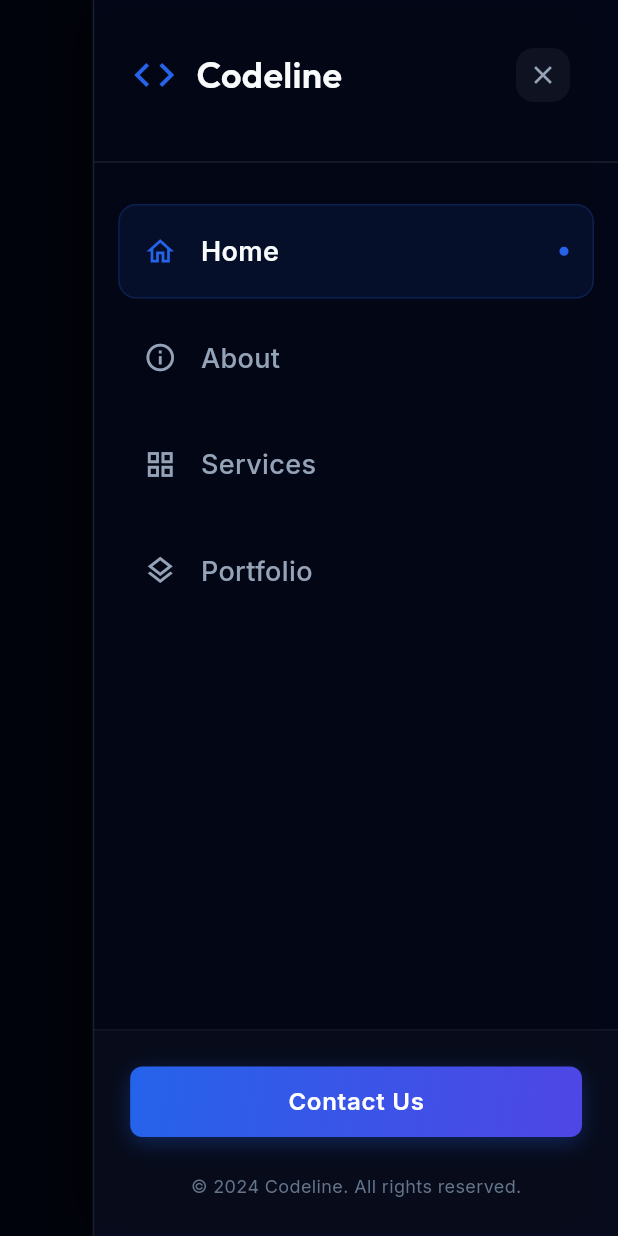
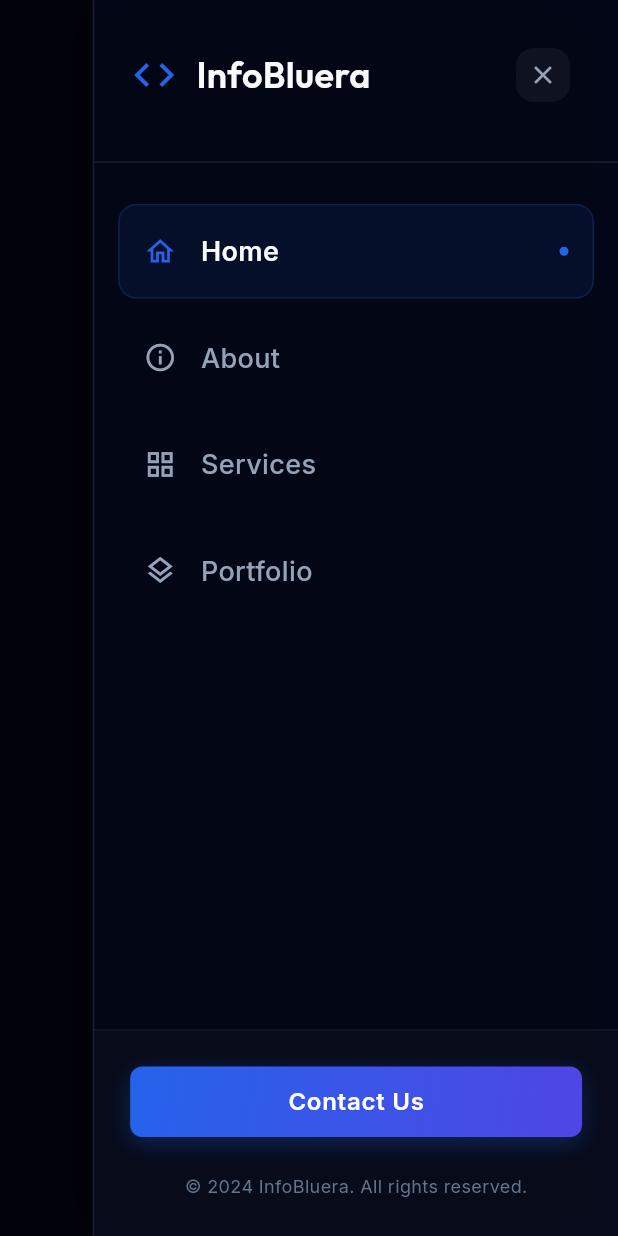
Before and after one commit to InfoBluera/InfoBluera, a Flutter app: the MobileDrawer widget shown alone on an empty page, opened directly, on a phone screen of 412 x 824 dp. Run offline on Flutter 3.47's test engine with Material 3 defaults, Android fonts, the phone set to English and light mode, and no system bars; our stand-ins replace flutter_animate, font_awesome_flutter, google_fonts, visibility_detector; network calls fail.

Commit message:
replce codeline to InfoBluera

```diff
--- a/lib/main.dart
+++ b/lib/main.dart
@@ -1,13 +1,13 @@
-import 'package:code_line/src/constants/app_constants.dart';
-import 'package:code_line/src/features/home/presentation/home_screen.dart';
+import 'package:infobluera/src/constants/app_constants.dart';
+import 'package:infobluera/src/features/home/presentation/home_screen.dart';
 import 'package:flutter/material.dart';
 
 void main() {
-  runApp(const CodelineApp());
+  runApp(const InfoBlureWeb());
 }
 
-class CodelineApp extends StatelessWidget {
-  const CodelineApp({super.key});
+class InfoBlureWeb extends StatelessWidget {
+  const InfoBlureWeb({super.key});
 
   @override
   Widget build(BuildContext context) {
--- a/lib/src/common_widgets/glass_container.dart
+++ b/lib/src/common_widgets/glass_container.dart
@@ -1,6 +1,6 @@
 import 'dart:ui';
 
-import 'package:code_line/src/constants/app_constants.dart';
+import 'package:infobluera/src/constants/app_constants.dart';
 import 'package:flutter/material.dart';
 
 class GlassContainer extends StatelessWidget {
--- a/lib/src/common_widgets/gradient_button.dart
+++ b/lib/src/common_widgets/gradient_button.dart
@@ -1,5 +1,5 @@
 import 'package:flutter/material.dart';
-import 'package:code_line/src/constants/app_constants.dart';
+import 'package:infobluera/src/constants/app_constants.dart';
 
 class GradientButton extends StatelessWidget {
   final String text;
--- a/lib/src/common_widgets/responsive_wrapper.dart
+++ b/lib/src/common_widgets/responsive_wrapper.dart
@@ -1,5 +1,5 @@
 import 'package:flutter/material.dart';
-import 'package:code_line/src/constants/app_constants.dart';
+import 'package:infobluera/src/constants/app_constants.dart';
 
 class ResponsiveWrapper extends StatelessWidget {
   final Widget child;
--- a/lib/src/common_widgets/standard_excellence_card.dart
+++ b/lib/src/common_widgets/standard_excellence_card.dart
@@ -1,7 +1,7 @@
 import 'package:flutter/material.dart';
-import 'package:code_line/src/constants/app_constants.dart';
-import 'package:code_line/src/common_widgets/glass_container.dart';
-import 'package:code_line/src/common_widgets/responsive_wrapper.dart';
+import 'package:infobluera/src/constants/app_constants.dart';
+import 'package:infobluera/src/common_widgets/glass_container.dart';
+import 'package:infobluera/src/common_widgets/responsive_wrapper.dart';
 import 'package:flutter_animate/flutter_animate.dart';
 
 class StandardExcellenceCard extends StatelessWidget {
--- a/lib/src/features/home/presentation/widgets/about_us_section.dart
+++ b/lib/src/features/home/presentation/widgets/about_us_section.dart
@@ -1,6 +1,6 @@
-import 'package:code_line/src/common_widgets/glass_container.dart';
-import 'package:code_line/src/common_widgets/responsive_wrapper.dart';
-import 'package:code_line/src/constants/app_constants.dart';
+import 'package:infobluera/src/common_widgets/glass_container.dart';
+import 'package:infobluera/src/common_widgets/responsive_wrapper.dart';
+import 'package:infobluera/src/constants/app_constants.dart';
 import 'package:flutter/material.dart';
 import 'package:flutter_animate/flutter_animate.dart';
 
--- a/lib/src/features/home/presentation/widgets/footer_section.dart
+++ b/lib/src/features/home/presentation/widgets/footer_section.dart
@@ -1,10 +1,10 @@
 import 'dart:developer';
 import 'dart:ui';
 
-import 'package:code_line/src/common_widgets/glass_container.dart';
-import 'package:code_line/src/common_widgets/gradient_button.dart';
-import 'package:code_line/src/common_widgets/responsive_wrapper.dart';
-import 'package:code_line/src/constants/app_constants.dart';
+import 'package:infobluera/src/common_widgets/glass_container.dart';
+import 'package:infobluera/src/common_widgets/gradient_button.dart';
+import 'package:infobluera/src/common_widgets/responsive_wrapper.dart';
+import 'package:infobluera/src/constants/app_constants.dart';
 import 'package:flutter/material.dart';
 import 'package:flutter_animate/flutter_animate.dart';
 import 'package:font_awesome_flutter/font_awesome_flutter.dart';
@@ -169,7 +169,7 @@ class _FooterSectionState extends State<FooterSection> {
                     crossAxisAlignment: WrapCrossAlignment.center,
                     children: [
                       Text(
-                        '© 2026 Codeline. All rights reserved.',
+                        '© 2026 InfoBluera. All rights reserved.',
                         style: AppTextStyle.caption.copyWith(
                           color: AppColours.textTertiary,
                         ),
@@ -224,7 +224,7 @@ class _FooterSectionState extends State<FooterSection> {
               child: Icon(Icons.code, color: AppColours.primary, size: 32),
             ),
             const SizedBox(width: 16),
-            Text('Codeline', style: AppTextStyle.h2.copyWith(fontSize: 32)),
+            Text('InfoBluera', style: AppTextStyle.h2.copyWith(fontSize: 32)),
           ],
         ),
         const SizedBox(height: 24),
--- a/lib/src/features/home/presentation/widgets/hero_section.dart
+++ b/lib/src/features/home/presentation/widgets/hero_section.dart
@@ -1,7 +1,7 @@
 import 'package:flutter/material.dart';
-import 'package:code_line/src/constants/app_constants.dart';
-import 'package:code_line/src/common_widgets/responsive_wrapper.dart';
-import 'package:code_line/src/common_widgets/gradient_button.dart';
+import 'package:infobluera/src/constants/app_constants.dart';
+import 'package:infobluera/src/common_widgets/responsive_wrapper.dart';
+import 'package:infobluera/src/common_widgets/gradient_button.dart';
 import 'package:flutter_animate/flutter_animate.dart';
 import 'dart:ui';
 
--- a/lib/src/features/home/presentation/widgets/mobile_drawer.dart
+++ b/lib/src/features/home/presentation/widgets/mobile_drawer.dart
@@ -1,7 +1,7 @@
 import 'dart:ui';
 
-import 'package:code_line/src/common_widgets/gradient_button.dart';
-import 'package:code_line/src/constants/app_constants.dart';
+import 'package:infobluera/src/common_widgets/gradient_button.dart';
+import 'package:infobluera/src/constants/app_constants.dart';
 import 'package:flutter/material.dart';
 
 class MobileDrawer extends StatelessWidget {
@@ -72,7 +72,7 @@ class MobileDrawer extends StatelessWidget {
                             ),
                             const SizedBox(width: 12),
                             Text(
-                              'Codeline',
+                              'InfoBluera',
                               style: AppTextStyle.h3.copyWith(fontSize: 24),
                             ),
                           ],
@@ -169,7 +169,7 @@ class MobileDrawer extends StatelessWidget {
                           mainAxisAlignment: MainAxisAlignment.center,
                           children: [
                             Text(
-                              '© 2024 Codeline. All rights reserved.',
+                              '© 2024 InfoBluera. All rights reserved.',
                               style: AppTextStyle.caption.copyWith(
                                 color: AppColours.textTertiary,
                               ),
--- a/lib/src/features/home/presentation/widgets/nav_bar.dart
+++ b/lib/src/features/home/presentation/widgets/nav_bar.dart
@@ -1,7 +1,7 @@
-import 'package:code_line/src/common_widgets/glass_container.dart';
-import 'package:code_line/src/common_widgets/gradient_button.dart';
-import 'package:code_line/src/common_widgets/responsive_wrapper.dart';
-import 'package:code_line/src/constants/app_constants.dart';
+import 'package:infobluera/src/common_widgets/glass_container.dart';
+import 'package:infobluera/src/common_widgets/gradient_button.dart';
+import 'package:infobluera/src/common_widgets/responsive_wrapper.dart';
+import 'package:infobluera/src/constants/app_constants.dart';
 import 'package:flutter/material.dart';
 
 class NavBar extends StatelessWidget {
@@ -39,7 +39,7 @@ class NavBar extends StatelessWidget {
                   Icon(Icons.code, color: AppColours.primary, size: 32),
                   const SizedBox(width: 8),
                   Text(
-                    'Codeline',
+                    'InfoBluera',
                     style: AppTextStyle.h4.copyWith(
                       fontWeight: FontWeight.bold,
                     ),
--- a/lib/src/features/home/presentation/widgets/team_section.dart
+++ b/lib/src/features/home/presentation/widgets/team_section.dart
@@ -1,6 +1,6 @@
-import 'package:code_line/src/common_widgets/glass_container.dart';
-import 'package:code_line/src/common_widgets/responsive_wrapper.dart';
-import 'package:code_line/src/constants/app_constants.dart';
+import 'package:infobluera/src/common_widgets/glass_container.dart';
+import 'package:infobluera/src/common_widgets/responsive_wrapper.dart';
+import 'package:infobluera/src/constants/app_constants.dart';
 import 'package:flutter/material.dart';
 import 'package:flutter_animate/flutter_animate.dart';
 import 'package:visibility_detector/visibility_detector.dart';
--- a/lib/src/utils/responsive_utils.dart
+++ b/lib/src/utils/responsive_utils.dart
@@ -1,5 +1,5 @@
 import 'package:flutter/material.dart';
-import 'package:code_line/src/constants/app_constants.dart';
+import 'package:infobluera/src/constants/app_constants.dart';
 
 class Responsive extends StatelessWidget {
   final Widget mobile;
--- a/pubspec.yaml
+++ b/pubspec.yaml
@@ -1,4 +1,4 @@
-name: code_line
+name: infobluera
 description: "We are a trusted IT service company providing reliable software, web, and mobile solutions tailored to business needs. Our focus is on quality, performance, and scalable technology that helps organizations grow efficiently."
 
 publish_to: 'none' # Remove this line if you wish to publish to pub.dev
```
Also changed, not shown: lib/src/features/home/presentation/home_screen.dart (+9 -9 lines), lib/src/features/home/presentation/widgets/portfolio_section.dart (+5 -5 lines), lib/src/features/home/presentation/widgets/project_detail_view.dart (+4 -4 lines), lib/src/features/home/presentation/widgets/services_section.dart (+4 -4 lines), 2 other files.
